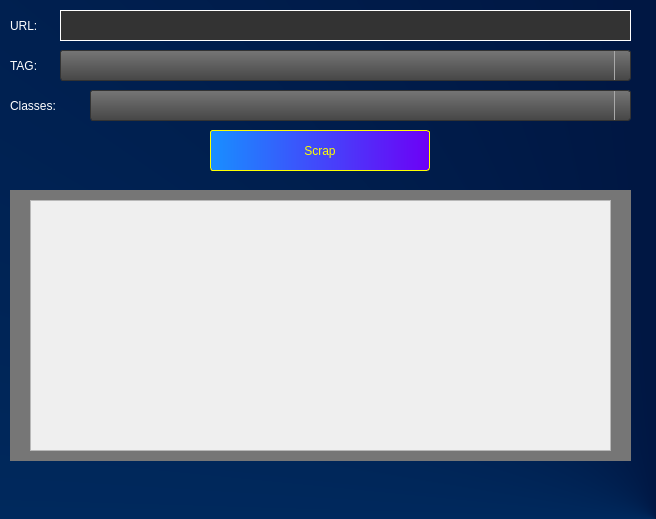
This is UI/main_window.ui in LucasRibeiroRJBR/Web_Scrapping_HUB as Qt 5 draws it before an edit. The edited form follows.
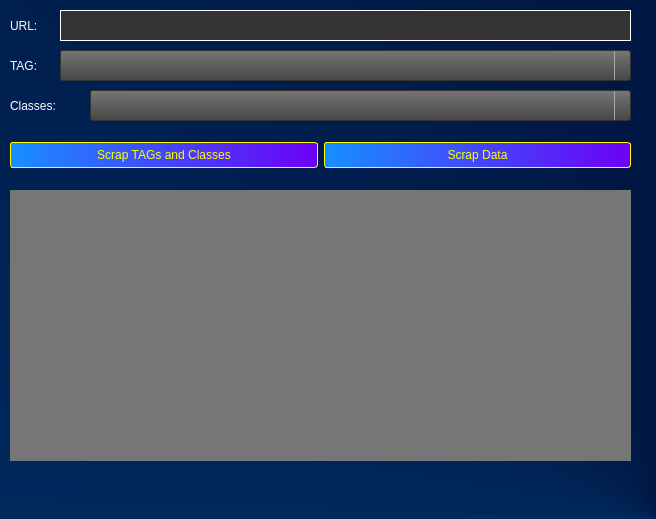
This is the edited form. Icons and pictures are not drawn.

Commit message: TAGs and Classes

```diff
--- a/UI/main_window.ui
+++ b/UI/main_window.ui
@@ -248,19 +248,6 @@
      </property>
     </item>
    </widget>
-   <widget class="QPushButton" name="pushButton">
-    <property name="geometry">
-     <rect>
-      <x>210</x>
-      <y>130</y>
-      <width>220</width>
-      <height>41</height>
-     </rect>
-    </property>
-    <property name="text">
-     <string>Scrap</string>
-    </property>
-   </widget>
    <widget class="QLabel" name="lb_r">
     <property name="geometry">
      <rect>
@@ -286,28 +273,31 @@
      <set>Qt::TextEditorInteraction</set>
     </property>
    </widget>
-   <widget class="QScrollArea" name="see">
+   <widget class="QWidget" name="">
     <property name="geometry">
      <rect>
-      <x>30</x>
-      <y>200</y>
-      <width>581</width>
-      <height>251</height>
+      <x>10</x>
+      <y>130</y>
+      <width>621</width>
+      <height>51</height>
      </rect>
     </property>
-    <property name="widgetResizable">
-     <bool>true</bool>
-    </property>
-    <widget class="QWidget" name="scrollAreaWidgetContents">
-     <property name="geometry">
-      <rect>
-       <x>0</x>
-       <y>0</y>
-       <width>579</width>
-       <height>249</height>
-      </rect>
-     </property>
-    </widget>
+    <layout class="QHBoxLayout" name="horizontalLayout">
+     <item>
+      <widget class="QPushButton" name="bt_tags_classes">
+       <property name="text">
+        <string>Scrap TAGs and Classes</string>
+       </property>
+      </widget>
+     </item>
+     <item>
+      <widget class="QPushButton" name="bt_data">
+       <property name="text">
+        <string>Scrap Data</string>
+       </property>
+      </widget>
+     </item>
+    </layout>
    </widget>
   </widget>
  </widget>
```
Left out of the diff: 61 changed lines with no effect on the pictures. The commit also changes 1 other file.
